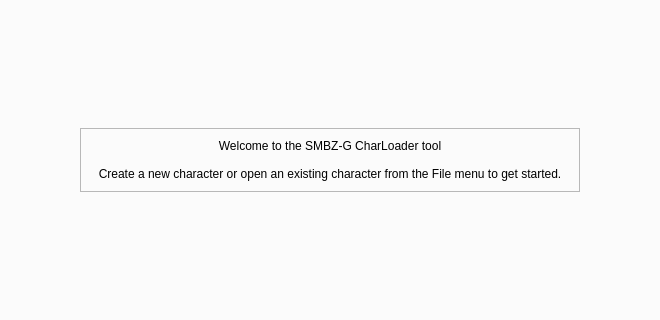
Before: the Qt Designer form gui-tool/ui/form.ui in headshot2017/smbzg-charloader, drawn with Qt 5; both pictures show x 182 to 842 and y 234 to 554 of the 1024 by 768 pixel window.
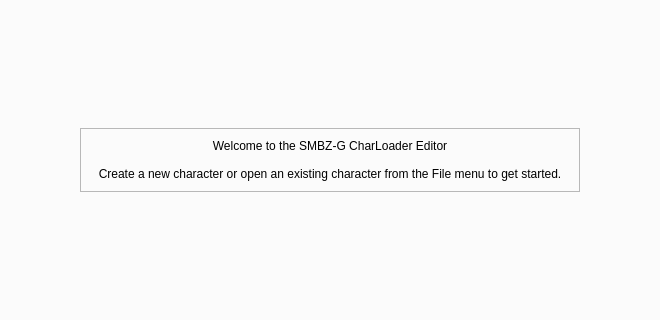
After: the same form once the commit is applied. Icons and pictures are not drawn. Custom widgets are drawn as their Qt base class.

Commit message: change welcome text

The edit to the form file:
```diff
--- a/gui-tool/ui/form.ui
+++ b/gui-tool/ui/form.ui
@@ -43,7 +43,7 @@
            <enum>QFrame::StyledPanel</enum>
           </property>
           <property name="text">
-           <string>Welcome to the SMBZ-G CharLoader tool
+           <string>Welcome to the SMBZ-G CharLoader Editor
 
 Create a new character or open an existing character from the File menu to get started.</string>
           </property>
```
Left out of the diff: 2 changed lines with no effect on the pictures.
